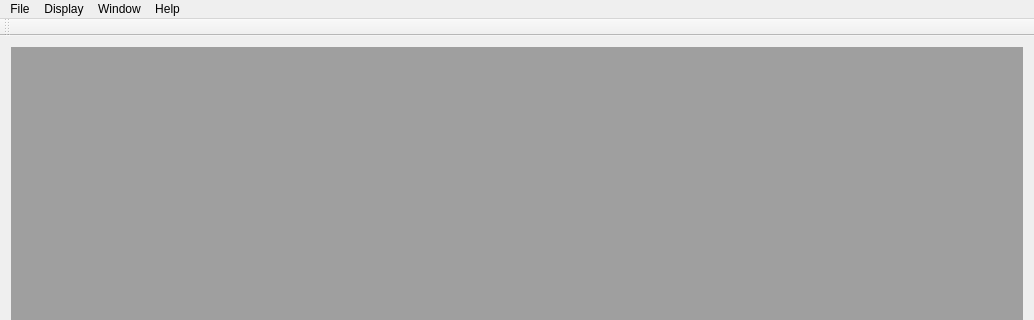
Before: the Qt Designer form mvme.ui in flueke/mvme, drawn with Qt 5; both pictures show x 0 to 1034 and y 0 to 320 of the 1034 by 707 pixel window.
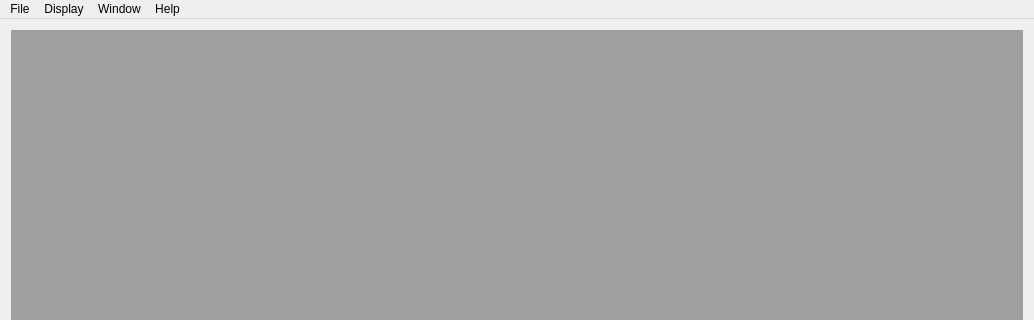
After: the same form once the commit is applied.

Commit message: remove main toolbar

What changed in the file:
```diff
--- a/mvme.ui
+++ b/mvme.ui
@@ -71,14 +71,6 @@
    <addaction name="menuWindow"/>
    <addaction name="menuHelp"/>
   </widget>
-  <widget class="QToolBar" name="mainToolBar">
-   <attribute name="toolBarArea">
-    <enum>TopToolBarArea</enum>
-   </attribute>
-   <attribute name="toolBarBreak">
-    <bool>false</bool>
-   </attribute>
-  </widget>
   <widget class="QStatusBar" name="statusBar"/>
   <action name="actionQuit">
    <property name="text">
```
Left out of the diff: 2 changed lines with no effect on the pictures.
